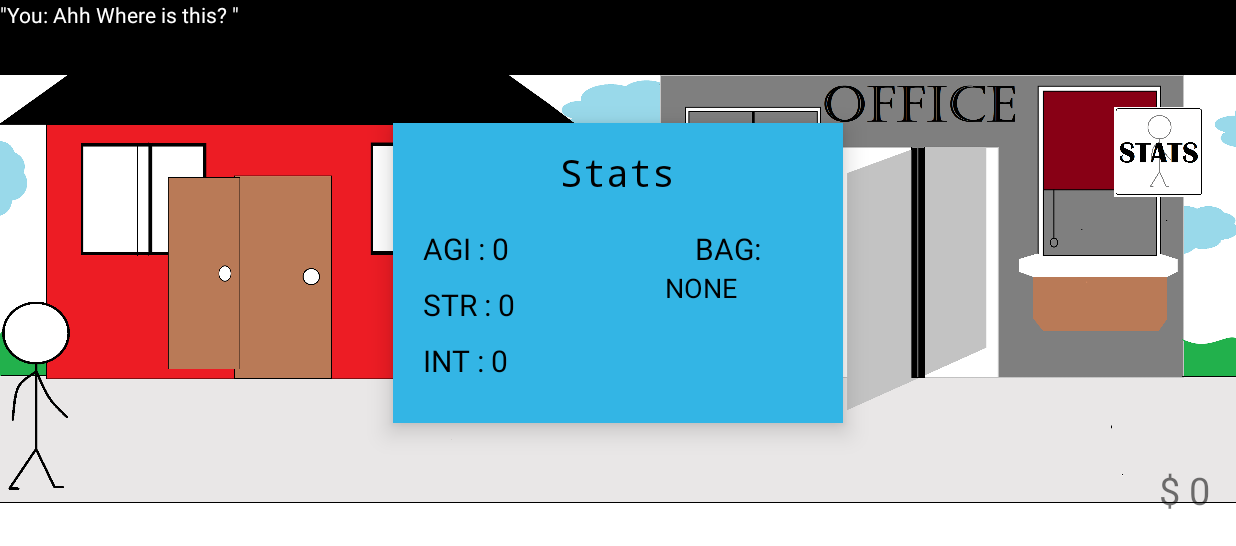
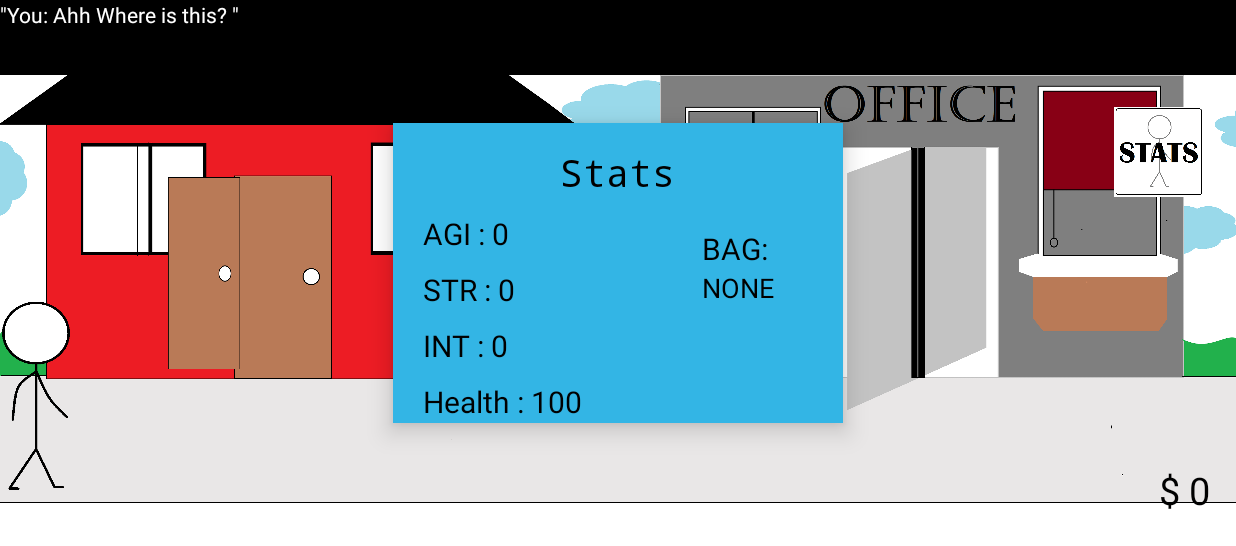
Before and after one commit to dracon98/TrappedStickWorld, an Android app: the MainActivity screen opened directly, with no data from a screen before it, after a tap on an icon or button, on a phone screen of 824 x 412 dp (held sideways), the part 72-618 px from its top. Run offline under Robolectric (Android 15) with nearby library versions, the light colour scheme and no system bars.

Commit message:
Position detector, tracking quest

```diff
--- a/app/src/main/java/com/example/richardoalvin/trappedstickworld/Database.java
+++ b/app/src/main/java/com/example/richardoalvin/trappedstickworld/Database.java
@@ -16,12 +16,12 @@ import java.util.List;
 
 public class Database extends SQLiteOpenHelper {
     public Database(Context context, String name, SQLiteDatabase.CursorFactory factory, int version) {
-        super(context, "gameData.db", factory, version);
+        super(context, "SQL.db", factory, version);
     }
 
     @Override
     public void onCreate(SQLiteDatabase sqLiteDatabase) {
-        sqLiteDatabase.execSQL("CREATE TABLE PLAYER( ID INTEGER PRIMARY KEY AUTOINCREMENT, NAME TEXT, HEALTH INTEGER, AGI INTEGER, STR INTEGER, INTEL INTEGER, ITEM TEXT, MONEY INTEGER, QUEST TEXT, DONE INTEGER);");
+        sqLiteDatabase.execSQL("CREATE TABLE PLAYER( ID INTEGER PRIMARY KEY AUTOINCREMENT, NAME TEXT, HEALTH INTEGER, AGI INTEGER, STR INTEGER, INTEL INTEGER, ITEM TEXT, MONEY INTEGER, POSITION INTEGER, QUEST INTEGER, DONE INTEGER);");
     }
 
     @Override
@@ -41,7 +41,8 @@ public class Database extends SQLiteOpenHelper {
         cv.put("INTEL",0);
         cv.put("ITEM", "NONE");
         cv.put("MONEY", 0);
-        cv.put("QUEST", "0");
+        cv.put("POSITION", 0);
+        cv.put("QUEST", 0);
         cv.put("DONE", 0);
         ContentValues cv2 = new ContentValues();
         cv2.put("NAME", "0");
@@ -51,7 +52,8 @@ public class Database extends SQLiteOpenHelper {
         cv2.put("INTEL",0);
         cv2.put("ITEM", "NONE");
         cv2.put("MONEY", 0);
-        cv2.put("QUEST", "0");
+        cv2.put("POSITION", 0);
+        cv2.put("QUEST", 0);
         cv2.put("DONE", 0);
         if (!(cursor.moveToFirst())) {
             Log.d("create","0");
@@ -132,20 +134,46 @@ public class Database extends SQLiteOpenHelper {
         else{cv.put("ITEM",  item + "," + old_item);}
         this.getWritableDatabase().update("PLAYER", cv, "ID = 0" , null);
     }
-    public String load_quest(){
+    public int load_quest(){
         Cursor cursor = this.getReadableDatabase().rawQuery("SELECT QUEST FROM PLAYER WHERE (ID = 0)", null);
         if (cursor.moveToFirst()) {
-            return String.valueOf(cursor.getString(0));
+            return cursor.getInt(0);
         }
-        return null;
+        return 0;
     }
-    public void add_quest (String str) {
-        String old_str;
-        old_str = load_quest();
-        Log.d("test", old_str);
+    public void quest_change (int quest) {
         ContentValues cv = new ContentValues();
-        cv.put("QUEST",  str + "," + old_str);
+        cv.put("QUEST", quest);
         this.getWritableDatabase().update("PLAYER", cv, "ID = 0" , null);
     }
+    public int load_position(){
+        Cursor cursor = this.getReadableDatabase().rawQuery("SELECT POSITION FROM PLAYER WHERE (ID = 0)", null);
+        if (cursor.moveToFirst()) {
+            return cursor.getInt(0);
+        }
+        return 0;
+    }
+    public void position_change (int x) {
+        ContentValues cv = new ContentValues();
+        cv.put("POSITION", x);
+        this.getWritableDatabase().update("PLAYER", cv, "ID = 0" , null);
+    }
+    public int load_health(){
+        Cursor cursor = this.getReadableDatabase().rawQuery("SELECT HEALTH FROM PLAYER WHERE (ID = 0)", null);
+        if (cursor.moveToFirst()) {
+            return cursor.getInt(0);
+        }
+        return 0;
+    }
+    public void change_health () {
+        String old_stats;
+        old_stats= load_stats();
+        List<String> stats = Arrays.asList(old_stats.split(","));
+        ContentValues cv = new ContentValues();
+        int str = Integer.valueOf(stats.get(1));
+        cv.put("HEALTH", 100+(str/2));
+        this.getWritableDatabase().update("PLAYER", cv, "ID = 0" , null);
+    }
+    //lo
 
 }
--- a/app/src/main/java/com/example/richardoalvin/trappedstickworld/House.java
+++ b/app/src/main/java/com/example/richardoalvin/trappedstickworld/House.java
@@ -17,7 +17,7 @@ public class House extends AppCompatActivity {
 
     public String[] text = {"This is your new house and here you can find your money",
             "You only have limited money which is $10",
-            "First Quest You need to go to the office and work over there"};
+            "[First Quest] You need to go to the office and work over there"};
     final Timer myTimer = new Timer();
     Handler myHandler = new Handler();
     Database connect;
--- a/app/src/main/java/com/example/richardoalvin/trappedstickworld/MainActivity.java
+++ b/app/src/main/java/com/example/richardoalvin/trappedstickworld/MainActivity.java
@@ -49,11 +49,14 @@ public class MainActivity extends AppCompatActivity {
     TextView moveText;
     TextView bagItem;
     ImageView statsButton;
+    ImageButton office;
     Button Left;
     Button Right;
     int i = 0;
     LinearLayout sview;
+    ImageButton house;
     Dialog dialog;
+    TextView healthView;
     public String[] text = {"\"You: Ahh Where is this? \"",
             "Hey Welcome to the StickWorld and this is gonna be your new house now",
             "You: Me? I cant even remember anything about myself...",
@@ -68,6 +71,7 @@ public class MainActivity extends AppCompatActivity {
         main = (ImageView) findViewById(R.id.StickMan);
         main.setY(300);
         bagItem = (TextView) findViewById(R.id.bag);
+        healthView = (TextView) findViewById(R.id.health);
         statsButton = (ImageButton) findViewById(R.id.stats);
         TextView Money = (TextView) findViewById(R.id.money);
         sview = (LinearLayout) findViewById(R.id.statsView);
@@ -76,22 +80,31 @@ public class MainActivity extends AppCompatActivity {
         intText = (TextView) findViewById(R.id.intel);
     //Player movement coding
         connect = new Database(this,"",null,1);
+        main.setX(connect.load_position());
         Left = (Button) findViewById(R.id.left);
         Right = (Button) findViewById(R.id.right);
-        ImageButton house = (ImageButton) findViewById(R.id.HouseDoor);
-        ImageButton office = (ImageButton) findViewById(R.id.OfficeDoor);
+        house = (ImageButton) findViewById(R.id.HouseDoor);
+        office = (ImageButton) findViewById(R.id.OfficeDoor);
         moveText = (TextView) findViewById(R.id.MovingText);
         Money.setText("$ "+connect.load_money() );
         house.setOnClickListener(new View.OnClickListener() {
             @Override
             public void onClick(View view) {
-                House();
+                Log.d("location", "onClick: "+ (office.getX() - main.getX()));
+                Log.d("main", "onClick: "+ main.getX()+office.getX());
+                if (house.getX() - main.getX() < 200 && house.getX() - main.getX() > -200) {
+                    connect.position_change((int)main.getX());
+                    House();
+                }
             }
         });
         office.setOnClickListener(new View.OnClickListener() {
             @Override
             public void onClick(View view) {
-                Office();
+                if (office.getX() - main.getX() < 200 && office.getX() - main.getX() > -200) {
+                    connect.position_change((int)main.getX());
+                    Office();
+                }
             }
         });
         statsButton.setOnClickListener(new View.OnClickListener() {
@@ -103,6 +116,8 @@ public class MainActivity extends AppCompatActivity {
                 strText.setText("STR : " + statsArray.get(1));
                 intText.setText("INT : " + statsArray.get(2));
                 bagItem.setText(connect.load_item());
+                connect.change_health();
+                healthView.setText("Health : " + connect.load_health());
                 if (sview.getVisibility() == View.INVISIBLE){
                     sview.setVisibility(View.VISIBLE);
                     Left.setVisibility(View.INVISIBLE);
@@ -176,7 +191,8 @@ public class MainActivity extends AppCompatActivity {
     }
     private void mLeft(){
         ImageView imgDisplay = (ImageView) findViewById(R.id.StickMan);
-        if (X-50<=50){}
+        X = imgDisplay.getX();
+        if (X-50<0){}
         else {
             imgDisplay.setX(X - 50);
             X = X - 50;
@@ -184,6 +200,7 @@ public class MainActivity extends AppCompatActivity {
     }
     private void mRight(){
         ImageView imgDisplay = (ImageView) findViewById(R.id.StickMan);
+        X = imgDisplay.getX();
         imgDisplay.setX(X+50);
         X = X+50;
     }
--- a/app/src/main/res/layout-land/activity_main.xml
+++ b/app/src/main/res/layout-land/activity_main.xml
@@ -5,6 +5,10 @@
     android:layout_height="match_parent"
     tools:context="com.example.richardoalvin.trappedstickworld.MainActivity">
 
+
+    <TextView
+        android:layout_width="wrap_content"
+        android:layout_height="wrap_content" />
     <Button
         android:id="@+id/left"
         android:layout_width="250dp"
@@ -39,6 +43,7 @@
             android:layout_width="match_parent"
             android:layout_height="match_parent"
             android:background="@drawable/map1"></ImageView>
+
     </LinearLayout>
     <ImageButton
         android:layout_width="48dp"
@@ -77,7 +82,8 @@
         android:layout_marginRight="17dp"
         android:layout_marginEnd="17dp"
         android:layout_marginBottom="20dp"
-        android:textSize="25dp"/>
+        android:textSize="25dp"
+        android:textColor="@android:color/black"/>
     <ImageButton
         android:layout_width="60dp"
         android:layout_height="60dp"
@@ -115,9 +121,9 @@
                 android:layout_width="wrap_content"
                 android:layout_height="wrap_content"
                 android:orientation="vertical"
-                android:layout_marginTop="20dp"
+                android:layout_marginTop="10dp"
                 android:layout_marginLeft="20dp"
-                android:layout_marginRight="100dp">
+                android:layout_marginRight="80dp">
                 <TextView
                     android:layout_width="wrap_content"
                     android:layout_height="wrap_content"
@@ -141,6 +147,14 @@
                     android:textColor="@android:color/black"
                     android:textSize="20dp"
                     android:layout_marginTop="10dp"/>
+                <TextView
+                    android:layout_width="wrap_content"
+                    android:layout_height="wrap_content"
+                    android:text="Health :"
+                    android:id="@+id/health"
+                    android:textColor="@android:color/black"
+                    android:textSize="20dp"
+                    android:layout_marginTop="10dp"/>
             </LinearLayout>
             <LinearLayout
                 android:layout_width="wrap_content"
@@ -152,7 +166,6 @@
                     android:layout_height="wrap_content"
                     android:text="BAG:"
                     android:textColor="@android:color/black"
-                    android:layout_marginLeft="20dp"
                     android:textSize="20dp"/>
                 <TextView
                     android:layout_width="wrap_content"
@@ -163,5 +176,4 @@
             </LinearLayout>
         </LinearLayout>
     </LinearLayout>
-
 </RelativeLayout>
```
Also changed, not shown: app/src/main/java/com/example/richardoalvin/trappedstickworld/Office.java (+33 -0 lines).
